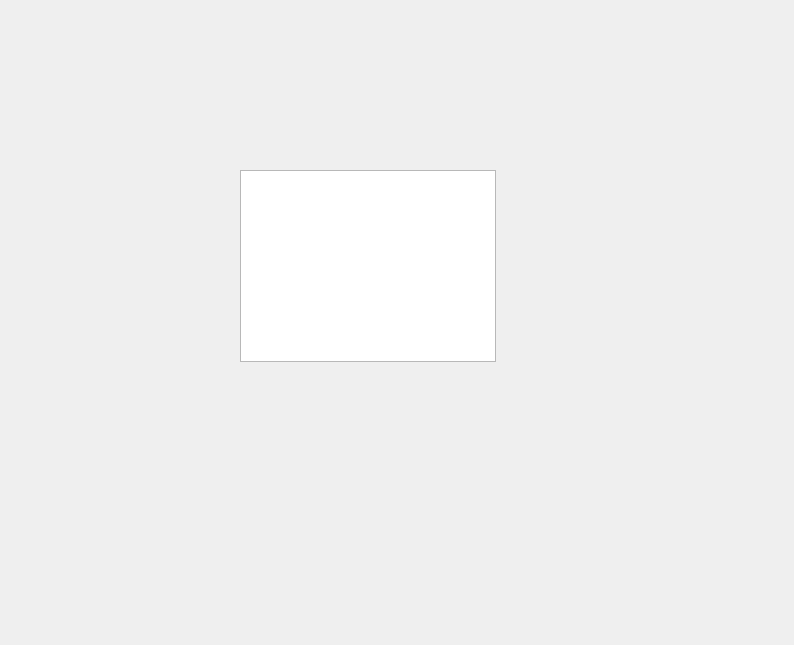
P4TOO/BulkClub-System, file salesreport.ui: the form before one commit.
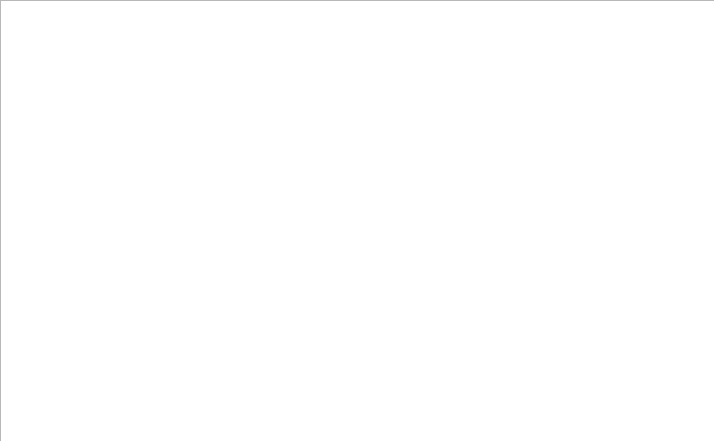
The form after the commit.

Commit message: edited salesreport table

Diff of the .ui file:
```diff
--- a/salesreport.ui
+++ b/salesreport.ui
@@ -6,8 +6,8 @@
    <rect>
     <x>0</x>
     <y>0</y>
-    <width>794</width>
-    <height>645</height>
+    <width>714</width>
+    <height>441</height>
    </rect>
   </property>
   <property name="windowTitle">
@@ -16,10 +16,10 @@
   <widget class="QTableView" name="tableView">
    <property name="geometry">
     <rect>
-     <x>240</x>
-     <y>170</y>
-     <width>256</width>
-     <height>192</height>
+     <x>0</x>
+     <y>0</y>
+     <width>721</width>
+     <height>501</height>
     </rect>
    </property>
   </widget>
```
The commit also changes 4 other files.
